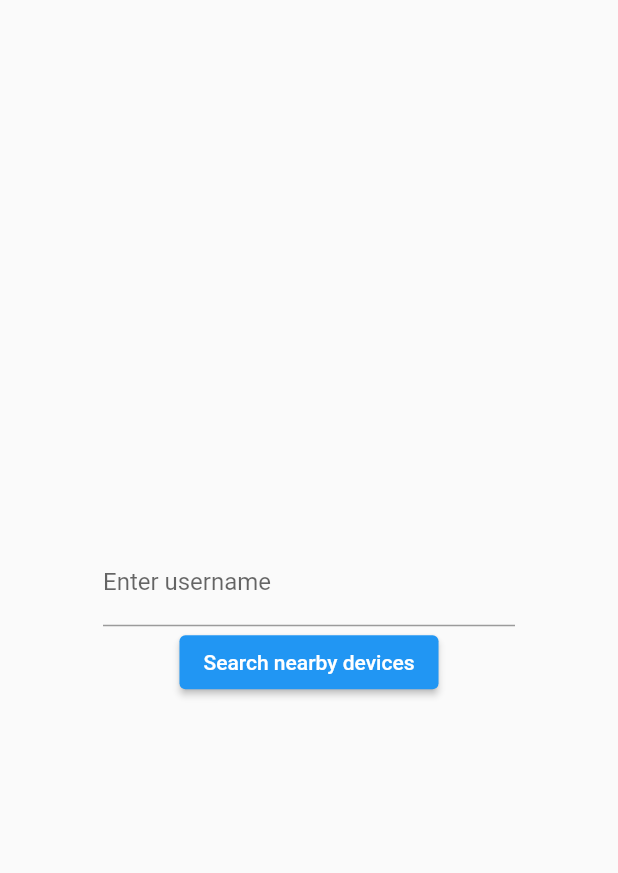
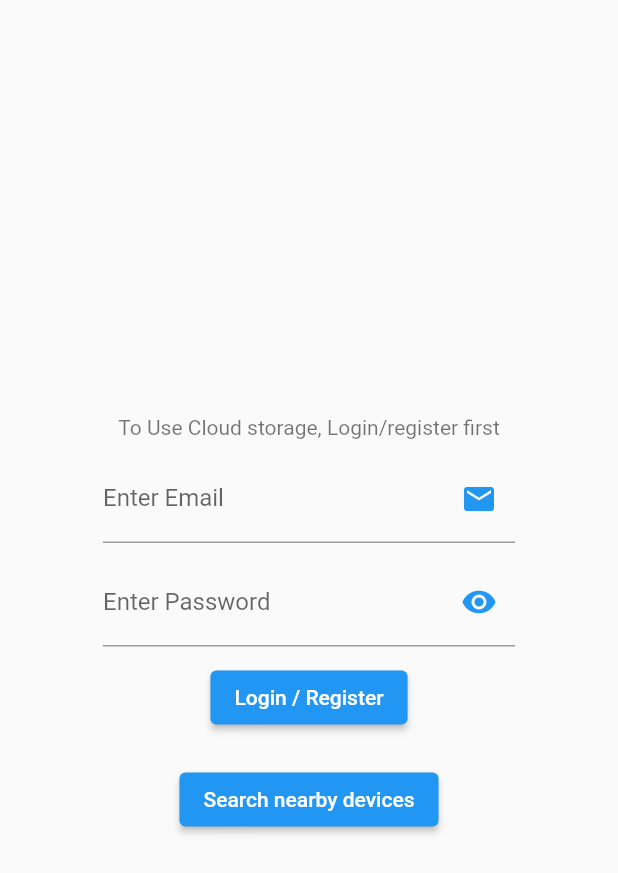
Before and after one commit to J0313-1806/flutter_ble_chat, a Flutter app: the screen it shows after launch, on a phone screen of 412 x 824 dp. Shown: the top 873 px of the screen. Run offline on Flutter 3.47's test engine with Material 2 defaults, Android fonts, the phone set to English and light mode, and no system bars; our stand-ins replace device_info_plus, firebase_auth, firebase_core, get, hive, hive_flutter; missing offline and left inert: nearby_connections; accounts and stored records are empty.

Commit message:
cloud storage in progress

```diff
--- a/lib/source/bindings/app_binding.dart
+++ b/lib/source/bindings/app_binding.dart
@@ -1,3 +1,4 @@
+import 'package:b_le/source/controller/auth_controller.dart';
 import 'package:b_le/source/controller/devices_controller.dart';
 import 'package:b_le/source/controller/messages_controller.dart';
 import 'package:b_le/source/database/local.dart';
@@ -7,6 +8,6 @@ class AppBindings extends Bindings {
   @override
   void dependencies() {
     Get.put(LocalX());
-    // Get.put(HomeController());
+    Get.put(AuthController());
   }
 }
--- /dev/null
+++ b/lib/source/controller/auth_controller.dart
@@ -0,0 +1,104 @@
+import 'dart:developer';
+
+import 'package:firebase_auth/firebase_auth.dart';
+import 'package:flutter/material.dart';
+import 'package:get/get.dart';
+
+class AuthController extends GetxController {
+  /// Initializing firebase authentication
+  final FirebaseAuth _firebaseAuth = FirebaseAuth.instance;
+
+  /// Initializing Firebase Firestore
+  // final FirebaseAuth _firestore = Fire;
+
+  /// Checks if user is signed in or not
+  User? get currentUser => _firebaseAuth.currentUser;
+
+  /// Listens if User has signed in or signed out
+  Stream<User?> get authStateChanges => _firebaseAuth.authStateChanges();
+
+  /// Username Text Editing controller
+  var usernameController = TextEditingController().obs;
+
+  /// Password Text Editing controller
+  var passwordController = TextEditingController().obs;
+
+  /// String of error message
+  var errorMessage = "".obs;
+
+  /// Obscuring password
+  var obscureText = false.obs;
+
+  /// Login/register loader
+  var loginLoader = false.obs;
+
+  /// To login or registering the user
+  Future<void> loginOrRegisterWithEmailAndPass() async {
+    errorMessage.value = "";
+    try {
+      loginLoader(true);
+      if (usernameController.value.text.isNotEmpty &&
+          passwordController.value.text.isNotEmpty) {
+        await _firebaseAuth.signInWithEmailAndPassword(
+            email: usernameController.value.text,
+            password: passwordController.value.text);
+
+        if (currentUser != null) {
+          loginLoader(false);
+          errorMessage.value = "";
+          Get.snackbar("Log in Successful", "Login completed",
+              backgroundColor: Colors.blue);
+        }
+      }
+    } on FirebaseAuthException catch (e) {
+      if (e.code == "network-request-failed") {
+        errorMessage("Please connect to internet");
+        loginLoader(false);
+        return;
+      }
+      if (e.code == "wrong-password") {
+        loginLoader(false);
+        Get.defaultDialog(
+          title: "Forget Password?",
+          middleText: "Send code to the email for resetting password?",
+          onConfirm: () {
+            _firebaseAuth.sendPasswordResetEmail(
+                email: usernameController.value.text);
+
+            Get.back();
+          },
+        );
+        errorMessage("code has been Send on the given email to reset password");
+        return;
+      }
+      if (e.code == "user-not-found") {
+        var user = await _firebaseAuth.createUserWithEmailAndPassword(
+            email: usernameController.value.text,
+            password: passwordController.value.text);
+        errorMessage.value = "Account created!\nClick on button to login";
+        log(user.toString());
+        loginLoader(false);
+        return;
+      } else {
+        loginLoader(false);
+        errorMessage("$e");
+        log("Sign in with email and password function error: $e");
+      }
+    }
+  }
+
+  /// Backing up seleted user chat to Firestore
+  void backingUpToCloud() {}
+
+  /// To hide the password or not
+  void hidePassword() {
+    obscureText.toggle();
+  }
+
+  @override
+  void onClose() {
+    usernameController.value.dispose();
+    passwordController.value.dispose();
+    super.onClose();
+  }
+}
--- a/lib/source/controller/home_controller.dart
+++ /dev/null
@@ -1,4 +0,0 @@
-import 'package:get/get.dart';
-import 'package:nearby_connections/nearby_connections.dart';
-
-class HomeController extends GetxController {}
--- a/lib/source/view/screens/home.dart
+++ b/lib/source/view/screens/home.dart
@@ -1,10 +1,13 @@
-import 'package:b_le/source/controller/home_controller.dart';
+import 'package:b_le/source/controller/auth_controller.dart';
 import 'package:b_le/source/view/screens/device_page.dart';
+import 'package:b_le/source/view/widgets/loging_form.dart';
 import 'package:flutter/material.dart';
 import 'package:get/get.dart';
 
 class Home extends StatelessWidget {
   const Home({super.key});
+
+  static final AuthController _authController = Get.find();
 
   @override
   Widget build(BuildContext context) {
@@ -17,15 +20,15 @@ class Home extends StatelessWidget {
             children: [
               Align(
                 alignment: Alignment.center,
-                child: SizedBox(
-                  width: Get.width / 1.5,
-                  child: TextFormField(
-                    controller: TextEditingController(),
-                    decoration: const InputDecoration(
-                      label: Text("Enter username"),
-                    ),
-                  ),
-                ),
+                child: _authController.currentUser != null
+                    ? const Text(
+                        "Logged In!",
+                        style: TextStyle(color: Colors.blue),
+                      )
+                    : const LoginForm(),
+              ),
+              const SizedBox(
+                height: 20,
               ),
               Align(
                 alignment: Alignment.center,
--- /dev/null
+++ b/lib/source/view/widgets/loging_form.dart
@@ -0,0 +1,83 @@
+import 'package:b_le/source/controller/auth_controller.dart';
+import 'package:flutter/material.dart';
+import 'package:get/get.dart';
+
+class LoginForm extends StatelessWidget {
+  const LoginForm({super.key});
+
+  @override
+  Widget build(BuildContext context) {
+    final AuthController authController = Get.find();
+    return Obx(
+      () => SizedBox(
+        width: Get.width / 1.5,
+        child: Column(
+          children: <Widget>[
+            authController.errorMessage.value.isNotEmpty
+                ? Container(
+                    padding: const EdgeInsets.all(10),
+                    decoration: BoxDecoration(
+                      border: Border.all(color: Colors.blue),
+                      borderRadius: BorderRadius.circular(14.0),
+                    ),
+                    child: Text(
+                      authController.errorMessage.value,
+                      style: const TextStyle(color: Colors.blue),
+                    ),
+                  )
+                : const Center(),
+            const SizedBox(
+              height: 10,
+            ),
+            const Text("To Use Cloud storage, Login/register first"),
+            const SizedBox(
+              height: 10,
+            ),
+            TextFormField(
+              controller: authController.usernameController.value,
+              decoration: const InputDecoration(
+                label: Text("Enter Email"),
+                suffixIcon: Icon(
+                  Icons.email,
+                  color: Colors.blue,
+                ),
+              ),
+            ),
+            const SizedBox(
+              height: 10,
+            ),
+            TextFormField(
+              controller: authController.passwordController.value,
+              obscureText: authController.obscureText.value,
+              decoration: InputDecoration(
+                label: const Text("Enter Password"),
+                suffixIcon: IconButton(
+                  onPressed: authController.hidePassword,
+                  icon: const Icon(
+                    Icons.remove_red_eye,
+                    color: Colors.blue,
+                  ),
+                ),
+              ),
+            ),
+            const SizedBox(
+              height: 10,
+            ),
+            ElevatedButton(
+              onPressed: authController.loginOrRegisterWithEmailAndPass,
+              child: authController.loginLoader.value
+                  ? const SizedBox(
+                      height: 15,
+                      width: 15,
+                      child: CircularProgressIndicator(),
+                    )
+                  : const Text(
+                      "Login / Register",
+                    ),
+            ),
+          ],
+        ),
+      ),
+    );
+  }
+}
--- a/pubspec.yaml
+++ b/pubspec.yaml
@@ -41,6 +41,11 @@ dependencies:
   device_info_plus: ^8.0.0
   hive: ^2.2.3
   hive_flutter: ^1.1.0
+  firebase_core: ^2.4.1
+  firebase_analytics: ^10.1.0
+  firebase_auth: ^4.2.5
+  firebase_storage: ^11.0.10
+  cloud_firestore: ^4.3.1
 
 
 dev_dependencies:
```
Also changed, not shown: lib/main.dart (+8 -1 lines), lib/source/controller/devices_controller.dart (+2 -8 lines), lib/source/controller/messages_controller.dart (+11 -1 lines), lib/source/model/message.dart (+31 -1 lines), lib/source/view/screens/chat.dart (+17 -5 lines), pubspec.lock, 4 other files.
